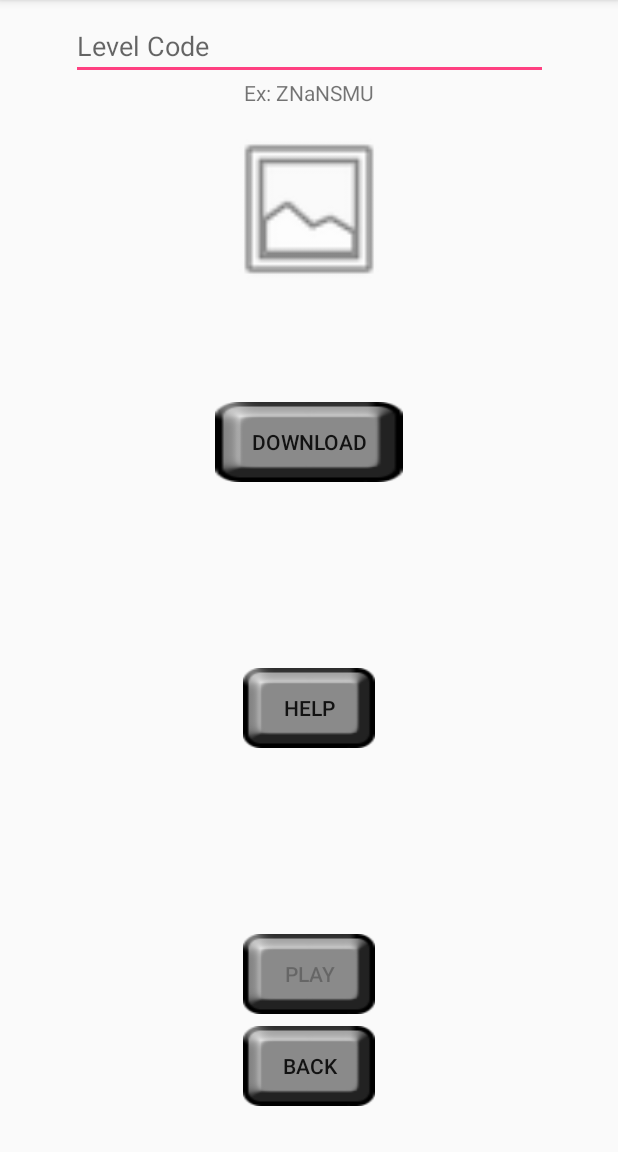
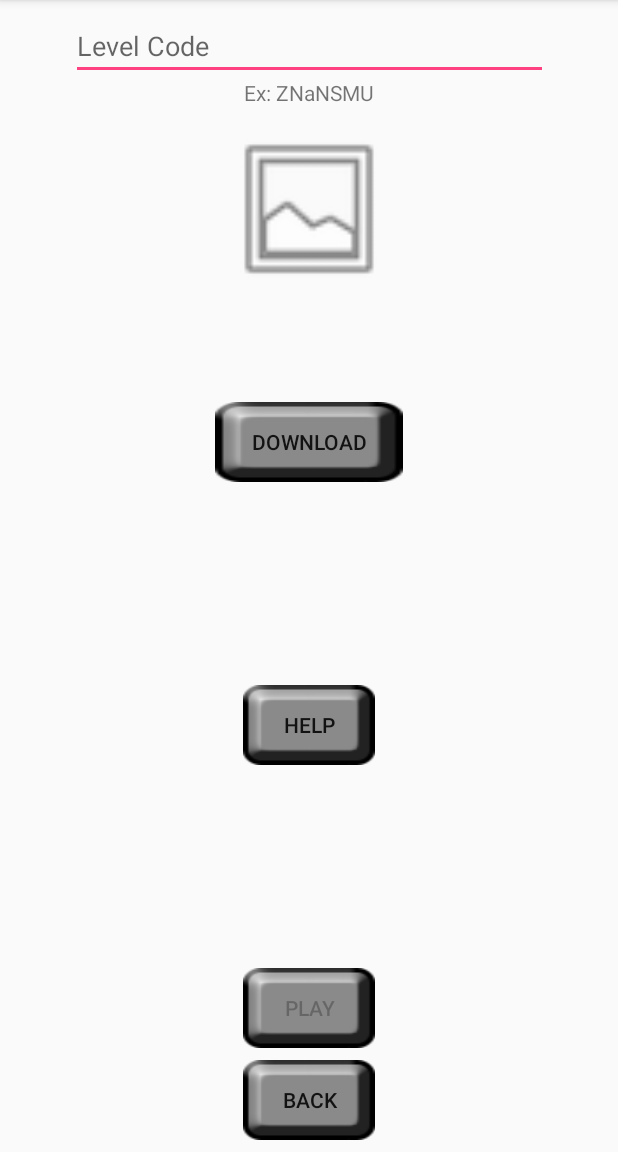
Before and after one commit to PlasmaDiffusion/PanelFlipPuzzleGame, an Android app: the DownloadLevelActivity screen opened directly, with no data from a screen before it, on a phone screen of 412 x 824 dp, the part 84-1236 px from its top. Run offline under Robolectric (Android 15) with nearby library versions, the phone set to English and light mode, and no system bars.

Commit message:
Minor changes
- fixed title screen background so there is no image outline
- added forgotten refernce about custom toggle button images
- fixed alignment in download screen

```diff
--- a/app/src/main/res/drawable/pannel.xml
+++ b/app/src/main/res/drawable/pannel.xml
@@ -1,5 +1,6 @@
 <?xml version="1.0" encoding="utf-8"?>
 <selector xmlns:android="http://schemas.android.com/apk/res/android">
+    <!--code for custom toggle button was found at https://www.youtube.com/watch?v=bne9ueV3SwE-->
 <item android:drawable="@drawable/buttonon" android:state_checked="true"/>
     <item android:drawable="@drawable/buttonoff" android:state_checked="false"/>
 </selector>
--- a/app/src/main/res/layout/activity_download.xml
+++ b/app/src/main/res/layout/activity_download.xml
@@ -43,14 +43,14 @@
         android:layout_marginEnd="8dp"
         android:layout_marginStart="8dp"
         android:layout_marginTop="8dp"
+        android:background="@drawable/buttonnew"
         android:onClick="cancel"
         android:text="@string/btn_lbl_back"
         app:layout_constraintBottom_toBottomOf="parent"
         app:layout_constraintEnd_toEndOf="parent"
         app:layout_constraintStart_toStartOf="parent"
         app:layout_constraintTop_toBottomOf="@+id/Btndownload"
-        app:layout_constraintVertical_bias="0.94"
-        android:background="@drawable/buttonnew"/>
+        app:layout_constraintVertical_bias="1.0" />
 
     <Button
         android:id="@+id/Btnplay"
@@ -59,12 +59,12 @@
         android:layout_marginBottom="8dp"
         android:layout_marginEnd="8dp"
         android:layout_marginStart="8dp"
+        android:background="@drawable/buttonnew"
         android:onClick="play"
         android:text="@string/btn_lbl_play"
         app:layout_constraintBottom_toTopOf="@+id/Btnback"
         app:layout_constraintEnd_toEndOf="parent"
-        app:layout_constraintStart_toStartOf="parent"
-        android:background="@drawable/buttonnew"/>
+        app:layout_constraintStart_toStartOf="parent" />
 
     <ImageView
         android:id="@+id/downloadedPreviewImageView"
--- a/app/src/main/res/layout/activity_help.xml
+++ b/app/src/main/res/layout/activity_help.xml
@@ -2,7 +2,8 @@
 <RelativeLayout xmlns:android="http://schemas.android.com/apk/res/android"
     xmlns:app="http://schemas.android.com/apk/res-auto"
     android:layout_width="match_parent"
-    android:layout_height="match_parent">
+    android:layout_height="match_parent"
+    android:background="@color/white">
 
     <Button
         android:id="@+id/Btnok"
--- a/app/src/main/res/layout/activity_main.xml
+++ b/app/src/main/res/layout/activity_main.xml
@@ -44,11 +44,12 @@
         <TableRow
             android:layout_width="match_parent"
             android:layout_height="match_parent">
-
+            <!--please refer to pannel.xml in drawable for refernce for custom toggle buttons-->
             <ToggleButton
                 android:id="@+id/tgl_11"
                 android:layout_width="70dp"
                 android:layout_height="70dp"
+
                 android:background="@drawable/pannel"
                 android:checked="false"
                 android:onClick="flipPanel"
--- a/app/src/main/res/layout/activity_menu.xml
+++ b/app/src/main/res/layout/activity_menu.xml
@@ -3,7 +3,8 @@
 <RelativeLayout xmlns:android="http://schemas.android.com/apk/res/android"
     xmlns:app="http://schemas.android.com/apk/res-auto"
     android:layout_width="match_parent"
-    android:layout_height="match_parent">
+    android:layout_height="match_parent"
+    android:background="@color/white">
 
     <Button
         android:id="@+id/Btnstart"
--- a/app/src/main/res/values/colors.xml
+++ b/app/src/main/res/values/colors.xml
@@ -3,7 +3,7 @@
     <color name="colorPrimary">#3F51B5</color>
     <color name="colorPrimaryDark">#303F9F</color>
     <color name="colorAccent">#ff4081</color>
-
+    <color name="white">#FFFFFF</color>
     <color name="colorOff">#1d4e89</color>
     <color name="colorOn">#f69256</color>
     <color name="colorOffLight">#3791ff</color>
```
